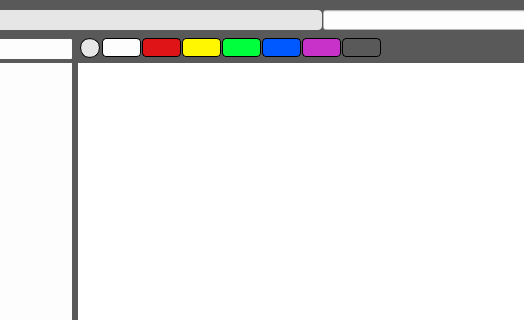
The window that GUI/ui/dialog_viewer.ui (dudtj5307/CSV-Viewer) describes before a commit, drawn with Qt 5; both pictures show x 86 to 610 and y 0 to 320 of the 1125 by 702 pixel window.
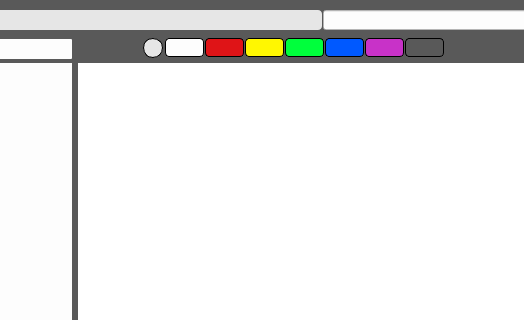
The same window after the commit.

```diff
--- a/GUI/ui/dialog_viewer.ui
+++ b/GUI/ui/dialog_viewer.ui
@@ -350,7 +350,7 @@
        </property>
        <property name="geometry">
         <rect>
-         <x>259</x>
+         <x>322</x>
          <y>29</y>
          <width>39</width>
          <height>19</height>
@@ -386,7 +386,7 @@
        </property>
        <property name="geometry">
         <rect>
-         <x>299</x>
+         <x>362</x>
          <y>29</y>
          <width>39</width>
          <height>19</height>
@@ -422,7 +422,7 @@
        </property>
        <property name="geometry">
         <rect>
-         <x>339</x>
+         <x>402</x>
          <y>29</y>
          <width>39</width>
          <height>19</height>
@@ -458,7 +458,7 @@
        </property>
        <property name="geometry">
         <rect>
-         <x>179</x>
+         <x>242</x>
          <y>29</y>
          <width>39</width>
          <height>19</height>
@@ -494,7 +494,7 @@
        </property>
        <property name="geometry">
         <rect>
-         <x>219</x>
+         <x>282</x>
          <y>29</y>
          <width>39</width>
          <height>19</height>
@@ -529,7 +529,7 @@
        </property>
        <property name="geometry">
         <rect>
-         <x>157</x>
+         <x>220</x>
          <y>29</y>
          <width>20</width>
          <height>20</height>
@@ -576,7 +576,7 @@
        </property>
        <property name="geometry">
         <rect>
-         <x>419</x>
+         <x>482</x>
          <y>29</y>
          <width>39</width>
          <height>19</height>
@@ -719,7 +719,7 @@
        </property>
        <property name="geometry">
         <rect>
-         <x>379</x>
+         <x>442</x>
          <y>29</y>
          <width>39</width>
          <height>19</height>
@@ -803,6 +803,76 @@
 }</string>
        </property>
       </widget>
+      <widget class="QPushButton" name="button_undo">
+       <property name="enabled">
+        <bool>true</bool>
+       </property>
+       <property name="geometry">
+        <rect>
+         <x>157</x>
+         <y>28</y>
+         <width>30</width>
+         <height>20</height>
+        </rect>
+       </property>
+       <property name="styleSheet">
+        <string notr="true">QPushButton {
+    background-color: rgba(230, 230, 230,0);
+    border-radius: 5px;
+}
+
+QPushButton:hover {
+	border: 2px solid #333;
+}
+
+QPushButton:pressed {
+ 	border: 2px solid #000;
+    background-color: lightgray;
+}
+
+QPushButton:disabled {
+    color: rgb(200,200,200);
+}</string>
+       </property>
+       <property name="text">
+        <string/>
+       </property>
+      </widget>
+      <widget class="QPushButton" name="button_redo">
+       <property name="enabled">
+        <bool>true</bool>
+       </property>
+       <property name="geometry">
+        <rect>
+         <x>187</x>
+         <y>28</y>
+         <width>30</width>
+         <height>20</height>
+        </rect>
+       </property>
+       <property name="styleSheet">
+        <string notr="true">QPushButton {
+    background-color: rgba(230, 230, 230,0);
+    border-radius: 5px;
+}
+
+QPushButton:hover {
+	border: 2px solid #333;
+}
+
+QPushButton:pressed {
+ 	border: 2px solid #000;
+    background-color: lightgray;
+}
+
+QPushButton:disabled {
+    color: rgb(200,200,200);
+}</string>
+       </property>
+       <property name="text">
+        <string/>
+       </property>
+      </widget>
      </widget>
     </item>
     <item row="1" column="0" colspan="3">
```
